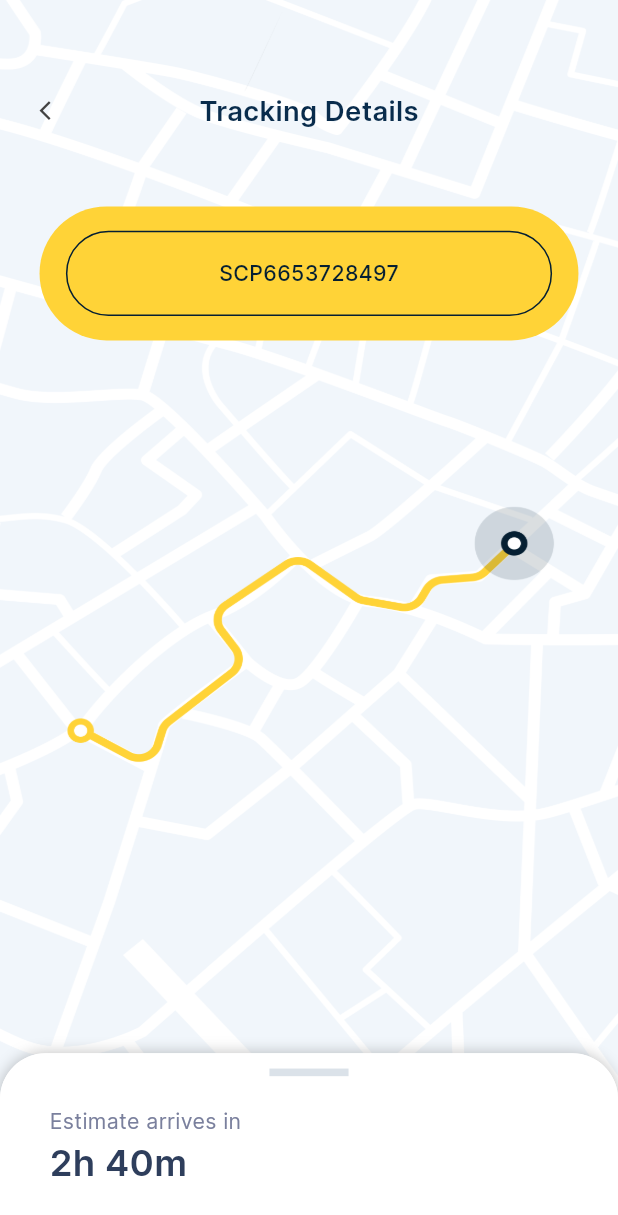
After one commit to inijones/nearpays_ebikes, a Flutter app: the TrackScreen screen opened directly, after a tap on "Track Now", on a phone screen of 412 x 824 dp. The commit adds this screen. Shown: the top 1215 px of the screen. Run offline on Flutter 3.47's test engine with Material 3 defaults, Android fonts, the phone set to English and light mode, and no system bars; drawn by our look-alikes of sliding_up_panel; our stand-ins replace connectivity_plus, dartz, flutter_riverpod, flutter_screenutil, flutter_svg, fluttertoast and 3 more.

Commit message:
Started the Tracking Details Screen

```diff
--- a/lib/constants/app_assets_path.dart
+++ b/lib/constants/app_assets_path.dart
@@ -37,4 +37,9 @@ class AppAssets {
   static const String markeyIcon = 'assets/icons/markey_icon.svg';
   static const String settingsIcon = 'assets/icons/settings_icon.svg';
   static const String cartIcon = 'assets/icons/cart_icon.svg';
+
+  // tracking details screen
+  static const String mapImage = 'assets/images/tracking_details_screen.png';
+  // two dots
+  static const String twoDots = 'assets/icons/two_dots.svg';
 }
--- /dev/null
+++ b/lib/features/tracking_details/components/collapsed_widget.dart
@@ -0,0 +1,57 @@
+
+import 'package:e_bikes/components/text_widget.dart';
+import 'package:e_bikes/constants/app_colors.dart';
+import 'package:flutter/material.dart';
+import 'package:flutter_screenutil/flutter_screenutil.dart';
+
+class CollapsedWidget extends StatelessWidget {
+  const CollapsedWidget({
+    super.key,
+    required this.radius,
+  });
+
+  final BorderRadiusGeometry radius;
+
+  @override
+  Widget build(BuildContext context) {
+    return Container(
+      padding: EdgeInsets.symmetric(horizontal: 30.0.w),
+      decoration: BoxDecoration(
+        color: Colors.white,
+        borderRadius: radius,
+      ),
+      child: Column(
+        crossAxisAlignment: CrossAxisAlignment.start,
+        children: [
+          SizedBox(height: 10.h),
+          Center(
+            child: Container(
+              height: 5.h,
+              width: 48.w,
+              decoration: const BoxDecoration(
+                color: AppColor.veryLightGray,
+              ),
+            ),
+          ),
+          SizedBox(height: 20.h),
+          Column(
+            crossAxisAlignment: CrossAxisAlignment.start,
+            children: [
+              InterText(
+                text: "Estimate arrives in",
+                textColor: AppColor.mediumGrayBlue,
+                fontSize: 14.sp,
+              ),
+              InterText(
+                text: "2h 40m",
+                textColor: AppColor.darkGrayBlue,
+                fontSize: 24.sp,
+                fontWeight: FontWeight.w600,
+              ),
+            ],
+          ),
+        ],
+      ),
+    );
+  }
+}
--- /dev/null
+++ b/lib/features/tracking_details/components/track_details_container.dart
@@ -0,0 +1,81 @@
+import 'package:e_bikes/components/text_widget.dart';
+import 'package:e_bikes/constants/app_colors.dart';
+import 'package:flutter/material.dart';
+import 'package:flutter_screenutil/flutter_screenutil.dart';
+
+class TrackingContainerWidget extends StatelessWidget {
+  const TrackingContainerWidget({
+    super.key,
+  });
+
+  @override
+  Widget build(BuildContext context) {
+    return Container(
+      padding: EdgeInsets.symmetric(horizontal: 30.w, vertical: 30.h),
+      height: 238.h,
+      width: 327.w,
+      decoration: BoxDecoration(
+        color: AppColor.goldYellow,
+        borderRadius: BorderRadius.all(
+          Radius.circular(24.r),
+        ),
+      ),
+      child: Column(
+        crossAxisAlignment: CrossAxisAlignment.start,
+        children: [
+          const DetailsWidget(),
+          Divider(
+            thickness: 1.h,
+            color: AppColor.goldYellow,
+          ),
+          const DetailsWidget(
+            details: "2,50 USD",
+            subDetails: "Postal Fee",
+          ),
+          Divider(
+            thickness: 1.h,
+            color: AppColor.goldYellow,
+          ),
+          const DetailsWidget(
+            details: "Bali, Indonesia",
+            subDetails: "Parcel, 24kg",
+          ),
+        ],
+      ),
+    );
+  }
+}
+
+class DetailsWidget extends StatelessWidget {
+  const DetailsWidget({
+    super.key,
+    this.details,
+    this.subDetails,
+  });
+
+  final String? details;
+  final String? subDetails;
+
+  @override
+  Widget build(BuildContext context) {
+    return Column(
+      crossAxisAlignment: CrossAxisAlignment.start,
+      children: [
+        InterText(
+          text: details ?? "Sukabumi, Indonesia",
+          textColor: AppColor.darkGrayBlue,
+          fontSize: 16.sp,
+          fontWeight: FontWeight.w600,
+        ),
+        SizedBox(height: 5.h),
+        InterText(
+          text: subDetails ?? "No receipt : SCP6653728497",
+          textColor: AppColor.gold,
+          fontSize: 12.sp,
+          fontWeight: FontWeight.w400,
+        ),
+        SizedBox(height: 5.h),
+      ],
+    );
+  }
+}
--- /dev/null
+++ b/lib/features/tracking_details/components/tracking_map.dart
@@ -0,0 +1,83 @@
+
+import 'package:e_bikes/components/text_widget.dart';
+import 'package:e_bikes/config/navigator.dart';
+import 'package:e_bikes/constants/app_colors.dart';
+import 'package:flutter/material.dart';
+import 'package:flutter_screenutil/flutter_screenutil.dart';
+
+class MapBackgroundImage extends StatelessWidget {
+  const MapBackgroundImage({
+    super.key,
+  });
+
+  @override
+  Widget build(BuildContext context) {
+    return Center(
+      child: Column(
+        children: [
+          SizedBox(height: 60.h),
+          Padding(
+            padding: EdgeInsets.symmetric(horizontal: 24.0.w),
+            child: Row(
+              children: [
+                InkWell(
+                  onTap: () => popView(context),
+                  child: Icon(
+                    Icons.arrow_back_ios,
+                    color: AppColor.mediumGray,
+                    size: 15.sp,
+                  ),
+                ),
+                const Spacer(),
+                InterText(
+                  text: "Tracking Details",
+                  fontSize: 18.sp,
+                  fontWeight: FontWeight.w600,
+                  textColor: AppColor.navyBlue,
+                ),
+                const Spacer(),
+                SizedBox(width: 15.sp),
+              ],
+            ),
+          ),
+
+          SizedBox(height: 50.h),
+
+          // Tracking Id
+          Container(
+            height: 88.h,
+            width: 327.w,
+            decoration: BoxDecoration(
+              color: AppColor.brightYellow,
+              borderRadius: BorderRadius.all(
+                Radius.circular(46.r),
+              ),
+            ),
+            child: Center(
+              child: Container(
+                height: 56.h,
+                width: 295.w,
+                decoration: BoxDecoration(
+                  border: Border.all(
+                    color: AppColor.darkNavyBlue,
+                  ),
+                  borderRadius: BorderRadius.all(
+                    Radius.circular(28.r),
+                  ),
+                ),
+                child: Center(
+                  child: InterText(
+                    text: "SCP6653728497",
+                    fontSize: 14.sp,
+                    fontWeight: FontWeight.w500,
+                    textColor: AppColor.darkNavyBlue,
+                  ),
+                ),
+              ),
+            ),
+          ),
+        ],
+      ),
+    );
+  }
+}
--- a/lib/features/tracking_details/view/track_details_screen.dart
+++ b/lib/features/tracking_details/view/track_details_screen.dart
@@ -1,4 +1,13 @@
+import 'package:e_bikes/components/text_widget.dart';
+import 'package:e_bikes/constants/app_colors.dart';
+import 'package:e_bikes/features/tracking_details/components/collapsed_widget.dart';
+import 'package:e_bikes/features/tracking_details/components/track_details_container.dart';
+import 'package:e_bikes/features/tracking_details/components/tracking_map.dart';
 import 'package:flutter/material.dart';
+import 'package:flutter_screenutil/flutter_screenutil.dart';
+import 'package:flutter_svg/svg.dart';
+import 'package:sliding_up_panel/sliding_up_panel.dart';
+import '../../../constants/app_assets_path.dart';
 
 class TrackDetailsScreen extends StatefulWidget {
   const TrackDetailsScreen({super.key});
@@ -8,8 +17,79 @@ class TrackDetailsScreen extends StatefulWidget {
 }
 
 class _TrackDetailsScreenState extends State<TrackDetailsScreen> {
+  BorderRadiusGeometry radius = BorderRadius.only(
+    topLeft: Radius.circular(30.0.r),
+    topRight: Radius.circular(30.0.r),
+  );
+
   @override
   Widget build(BuildContext context) {
-    return  Scaffold();
+    return Scaffold(
+      body: Container(
+        decoration: const BoxDecoration(
+          image: DecorationImage(
+            image: AssetImage(AppAssets.mapImage),
+            fit: BoxFit.fill,
+          ),
+        ),
+        child: SlidingUpPanel(
+          minHeight: 120.h,
+          maxHeight: 700.h,
+          body: const MapBackgroundImage(),
+          panel: SizedBox(
+            child: Padding(
+              padding: EdgeInsets.symmetric(horizontal: 24.0.w),
+              child: Column(
+                crossAxisAlignment: CrossAxisAlignment.start,
+                children: [
+                  SizedBox(height: 10.h),
+                  Center(
+                    child: Container(
+                      height: 5.h,
+                      width: 48.w,
+                      decoration: const BoxDecoration(
+                        color: AppColor.veryLightGray,
+                      ),
+                    ),
+                  ),
+                  SizedBox(height: 20.h),
+                  Row(
+                    children: [
+                      Column(
+                        crossAxisAlignment: CrossAxisAlignment.start,
+                        children: [
+                          InterText(
+                            text: "Estimate arrives in",
+                            textColor: AppColor.mediumGrayBlue,
+                            fontSize: 14.sp,
+                          ),
+                          InterText(
+                            text: "2h 40m",
+                            textColor: AppColor.darkGrayBlue,
+                            fontSize: 24.sp,
+                            fontWeight: FontWeight.w600,
+                          ),
+                        ],
+                      ),
+                      const Spacer(),
+                      SvgPicture.asset(AppAssets.twoDots),
+                    ],
+                  ),
+
+                  SizedBox(height: 20.h),
+
+                  /// Details Widget
+                  // Yellow Container
+
+                  TrackingContainerWidget(),
+                ],
+              ),
+            ),
+          ),
+          collapsed: CollapsedWidget(radius: radius),
+          borderRadius: radius,
+        ),
+      ),
+    );
   }
 }
--- a/pubspec.yaml
+++ b/pubspec.yaml
@@ -27,6 +27,7 @@ dependencies:
   connectivity_plus: ^6.0.3
   fluttertoast: ^8.2.5
   logger: ^2.2.0
+  sliding_up_panel: ^2.0.0+1
 
 
 
```
Also changed, not shown: assets/icons/two_dots.svg (added), assets/images/tracking_details_screen.png (added), pubspec.lock.
